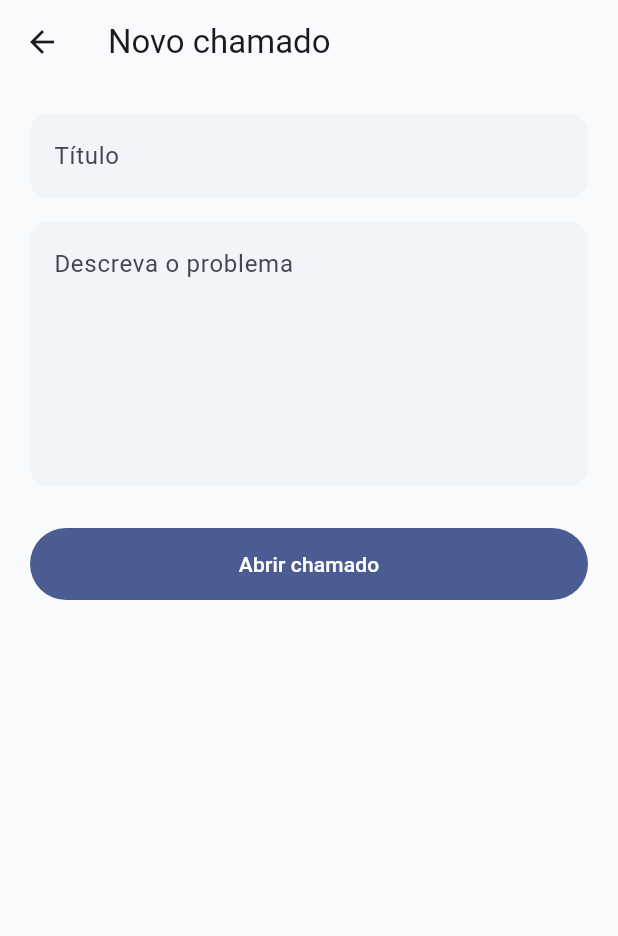
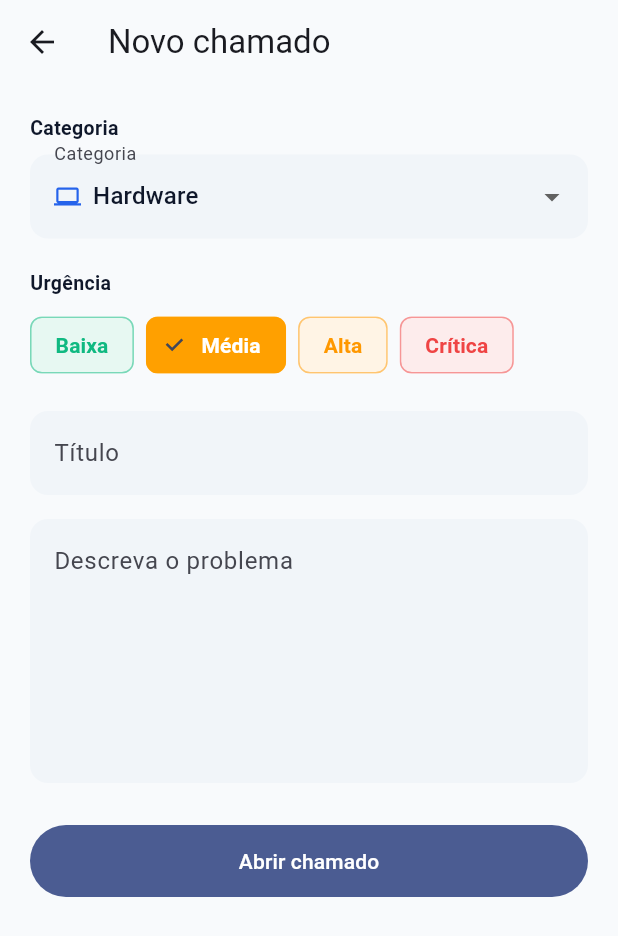
Before and after one commit to Kiratsuji/TicketFlow, a Flutter app: the screen it shows once a user with an empty profile is signed in, after a tap on "Abrir novo chamado", on a phone screen of 412 x 824 dp. Shown: the top 936 px of the screen. Run offline on Flutter 3.47's test engine with Material 3 defaults, Android fonts, the phone set to English and light mode, and no system bars; our stand-ins replace cloud_firestore, firebase_auth, firebase_core; accounts and stored records are empty.

Commit message:
feat: changed ticket creation page layout

```diff
--- a/lib/models/ticketModel.dart
+++ b/lib/models/ticketModel.dart
@@ -17,11 +17,82 @@ abstract class TicketStatus {
   }
 }
 
+abstract class TicketCategory {
+  static const String hardware = 'hardware';
+  static const String software = 'software';
+  static const String network = 'network';
+  static const String access = 'access';
+  static const String other = 'other';
+  static const List<String> all = [hardware, software, network, access, other];
+
+  static String label(String category) {
+    switch (category) {
+      case hardware:
+        return 'Hardware';
+      case software:
+        return 'Software';
+      case network:
+        return 'Rede';
+      case access:
+        return 'Acesso';
+      default:
+        return 'Outro';
+    }
+  }
+}
+
+abstract class TicketUrgency {
+  static const String low = 'low';
+  static const String medium = 'medium';
+  static const String high = 'high';
+  static const String critical = 'critical';
+  static const List<String> all = [low, medium, high, critical];
+
+  static String label(String urgency) {
+    switch (urgency) {
+      case low:
+        return 'Baixa';
+      case high:
+        return 'Alta';
+      case critical:
+        return 'Crítica';
+      default:
+        return 'Média';
+    }
+  }
+}
+
+/// Um registro de mudança no chamado (abertura, técnico assumiu, resolução...)
+/// usado para montar a timeline na página de detalhes.
+class TicketHistoryEntry {
+  final String status;
+  final String? byName;
+  final DateTime? at;
+
+  const TicketHistoryEntry({required this.status, this.byName, this.at});
+
+  factory TicketHistoryEntry.fromMap(Map<String, dynamic> m) {
+    return TicketHistoryEntry(
+      status: m['status'] ?? '',
+      byName: m['byName'],
+      at: (m['at'] as Timestamp?)?.toDate(),
+    );
+  }
+
+  Map<String, dynamic> toMap() => {
+    'status': status,
+    'byName': byName,
+    'at': Timestamp.fromDate(at ?? DateTime.now()),
+  };
+}
+
 class TicketModel {
   final String id;
   final String title;
   final String description;
   final String status;
+  final String category;
+  final String urgency;
   final String createdBy;
   final String createdByName;
   final String? assignedTo;
@@ -29,12 +100,15 @@ class TicketModel {
   final String? resolvedBy;
   final DateTime? createdAt;
   final DateTime? resolvedAt;
+  final List<TicketHistoryEntry> history;
 
   const TicketModel({
     required this.id,
     required this.title,
     required this.description,
     required this.status,
+    required this.category,
+    required this.urgency,
     required this.createdBy,
     required this.createdByName,
     this.assignedTo,
@@ -42,6 +116,7 @@ class TicketModel {
     this.resolvedBy,
     this.createdAt,
     this.resolvedAt,
+    this.history = const [],
   });
 
   bool get isOpen => status == TicketStatus.open;
@@ -50,11 +125,14 @@ class TicketModel {
 
   factory TicketModel.fromDoc(DocumentSnapshot<Map<String, dynamic>> doc) {
     final d = doc.data() ?? {};
+    final rawHistory = (d['history'] as List?) ?? [];
     return TicketModel(
       id: doc.id,
       title: d['title'] ?? '',
       description: d['description'] ?? '',
       status: d['status'] ?? TicketStatus.open,
+      category: d['category'] ?? TicketCategory.other,
+      urgency: d['urgency'] ?? TicketUrgency.medium,
       createdBy: d['createdBy'] ?? '',
       createdByName: d['createdByName'] ?? 'Usuário',
       assignedTo: d['assignedTo'],
@@ -62,6 +140,9 @@ class TicketModel {
       resolvedBy: d['resolvedBy'],
       createdAt: (d['createdAt'] as Timestamp?)?.toDate(),
       resolvedAt: (d['resolvedAt'] as Timestamp?)?.toDate(),
+      history: rawHistory
+          .map((e) => TicketHistoryEntry.fromMap(Map<String, dynamic>.from(e)))
+          .toList(),
     );
   }
 }
--- a/lib/screens/user/createTicketPage.dart
+++ b/lib/screens/user/createTicketPage.dart
@@ -1,7 +1,9 @@
 import 'package:firebase_auth/firebase_auth.dart';
 import 'package:flutter/material.dart';
 import 'package:ticketflow/services/userService.dart';
+import '../../models/ticketModel.dart';
 import '../../services/ticketService.dart';
+import '../../widgets/appWidgets.dart';
 import '../colors/appColors.dart';
 
 class CreateTicketPage extends StatefulWidget {
@@ -15,6 +17,8 @@ class _CreateTicketPageState extends State<CreateTicketPage> {
   final _formKey = GlobalKey<FormState>();
   final _titleController = TextEditingController();
   final _descController = TextEditingController();
+  String _category = TicketCategory.hardware;
+  String _urgency = TicketUrgency.medium;
   bool _isSaving = false;
 
   @override
@@ -36,6 +40,8 @@ class _CreateTicketPageState extends State<CreateTicketPage> {
         title: _titleController.text.trim(),
         description: _descController.text.trim(),
         companyId: companyId,
+        category: _category,
+        urgency: _urgency,
       );
       if (!mounted) return;
       Navigator.pop(context);
@@ -79,7 +85,55 @@ class _CreateTicketPageState extends State<CreateTicketPage> {
           child: Form(
             key: _formKey,
             child: Column(
+              crossAxisAlignment: CrossAxisAlignment.start,
               children: [
+                const Text('Categoria',
+                    style: TextStyle(fontWeight: FontWeight.w600, fontSize: 13)),
+                const SizedBox(height: 8),
+                DropdownButtonFormField<String>(
+                  value: _category,
+                  decoration: _decoration('Categoria'),
+                  items: TicketCategory.all
+                      .map((c) => DropdownMenuItem(
+                    value: c,
+                    child: Row(
+                      mainAxisSize: MainAxisSize.min,
+                      children: [
+                        Icon(categoryIcon(c),
+                            size: 18, color: AppColors.primaryColor),
+                        const SizedBox(width: 8),
+                        Text(TicketCategory.label(c)),
+                      ],
+                    ),
+                  ))
+                      .toList(),
+                  onChanged: (v) => setState(() => _category = v ?? _category),
+                ),
+                const SizedBox(height: 20),
+                const Text('Urgência',
+                    style: TextStyle(fontWeight: FontWeight.w600, fontSize: 13)),
+                const SizedBox(height: 8),
+                Wrap(
+                  spacing: 8,
+                  runSpacing: 8,
+                  children: TicketUrgency.all.map((u) {
+                    final selected = u == _urgency;
+                    final color = urgencyColor(u);
+                    return ChoiceChip(
+                      label: Text(TicketUrgency.label(u)),
+                      selected: selected,
+                      onSelected: (_) => setState(() => _urgency = u),
+                      labelStyle: TextStyle(
+                        color: selected ? Colors.white : color,
+                        fontWeight: FontWeight.w600,
+                      ),
+                      selectedColor: color,
+                      backgroundColor: color.withOpacity(0.1),
+                      side: BorderSide(color: color.withOpacity(0.3)),
+                    );
+                  }).toList(),
+                ),
+                const SizedBox(height: 20),
                 TextFormField(
                   controller: _titleController,
                   decoration: _decoration('Título'),
--- a/lib/screens/user/userHomePage.dart
+++ b/lib/screens/user/userHomePage.dart
@@ -7,6 +7,7 @@ import '../../models/userModel.dart';
 import '../../services/ticketService.dart';
 import '../../widgets/appWidgets.dart';
 import 'createTicketPage.dart';
+import 'ticketDetailPage.dart';
 
 class UserHomePage extends StatelessWidget {
   final String username;
@@ -113,8 +114,16 @@ class UserHomePage extends StatelessWidget {
                             const EmptyState(
                                 message: 'Você ainda não abriu nenhum chamado.')
                           else
-                            ...tickets
-                                .map((t) => TicketSummaryRow(ticket: t)),
+                            ...tickets.map((t) => TicketSummaryRow(
+                              ticket: t,
+                              onTap: () => Navigator.push(
+                                context,
+                                MaterialPageRoute(
+                                  builder: (_) =>
+                                      TicketDetailPage(ticketId: t.id),
+                                ),
+                              ),
+                            )),
                         ],
                       );
                     },
--- a/lib/widgets/appWidgets.dart
+++ b/lib/widgets/appWidgets.dart
@@ -11,6 +11,47 @@ String formatDate(DateTime? d) {
 
 String shortTicketId(String id) =>
     '#${(id.length > 6 ? id.substring(0, 6) : id).toUpperCase()}';
+
+// Cor de cada status, centralizada aqui para todos os widgets usarem a
+// mesma paleta.
+Color statusColor(String status) {
+  switch (status) {
+    case TicketStatus.resolved:
+      return AppColors.successColor;
+    case TicketStatus.inProgress:
+      return Colors.orange;
+    default:
+      return AppColors.primaryColor;
+  }
+}
+
+IconData categoryIcon(String category) {
+  switch (category) {
+    case TicketCategory.hardware:
+      return Icons.computer_outlined;
+    case TicketCategory.software:
+      return Icons.apps_outlined;
+    case TicketCategory.network:
+      return Icons.wifi_outlined;
+    case TicketCategory.access:
+      return Icons.lock_outline;
+    default:
+      return Icons.help_outline;
+  }
+}
+
+Color urgencyColor(String urgency) {
+  switch (urgency) {
+    case TicketUrgency.low:
+      return AppColors.successColor;
+    case TicketUrgency.high:
+      return Colors.orange;
+    case TicketUrgency.critical:
+      return AppColors.errorColor;
+    default:
+      return Colors.amber.shade700;
+  }
+}
 
 class AppCard extends StatelessWidget {
   final Widget child;
@@ -144,19 +185,6 @@ class StatCard extends StatelessWidget {
   }
 }
 
-// Cor de cada status, centralizada aqui para StatusBadge e StatCard
-// poderem usar a mesma paleta.
-Color statusColor(String status) {
-  switch (status) {
-    case TicketStatus.resolved:
-      return AppColors.successColor;
-    case TicketStatus.inProgress:
-      return Colors.orange;
-    default:
-      return AppColors.primaryColor;
-  }
-}
-
 class StatusBadge extends StatelessWidget {
   final String status;
   const StatusBadge({super.key, required this.status});
@@ -172,6 +200,37 @@ class StatusBadge extends StatelessWidget {
       ),
       child: Text(TicketStatus.label(status),
           style: TextStyle(color: color, fontSize: 11, fontWeight: FontWeight.bold)),
+    );
+  }
+}
+
+/// Chip pequeno com ícone + texto, usado para mostrar categoria/urgência
+/// na página de detalhes do chamado.
+class InfoChip extends StatelessWidget {
+  final IconData icon;
+  final String label;
+  final Color? color;
+  const InfoChip({super.key, required this.icon, required this.label, this.color});
+
+  @override
+  Widget build(BuildContext context) {
+    final c = color ?? AppColors.primaryColor;
+    return Container(
+      padding: const EdgeInsets.symmetric(horizontal: 10, vertical: 6),
+      decoration: BoxDecoration(
+        color: c.withOpacity(0.1),
+        borderRadius: BorderRadius.circular(8),
+      ),
+      child: Row(
+        mainAxisSize: MainAxisSize.min,
+        children: [
+          Icon(icon, size: 14, color: c),
+          const SizedBox(width: 6),
+          Text(label,
+              style: TextStyle(
+                  fontSize: 12, color: c, fontWeight: FontWeight.w600)),
+        ],
+      ),
     );
   }
 }
@@ -232,14 +291,18 @@ class TicketCard extends StatelessWidget {
 
 /// Card em formato de "linha de tabela": id, título, técnico responsável,
 /// data de abertura e status — usado na lista de chamados da dashboard
-/// do usuário padrão.
+/// do usuário padrão. Clicável quando [onTap] é informado.
 class TicketSummaryRow extends StatelessWidget {
   final TicketModel ticket;
-  const TicketSummaryRow({super.key, required this.ticket});
+  final VoidCallback? onTap;
+  const TicketSummaryRow({super.key, required this.ticket, this.onTap});
 
   @override
   Widget build(BuildContext context) {
-    return AppCard(
+    return InkWell(
+      onTap: onTap,
+      borderRadius: BorderRadius.circular(16),
+      child: AppCard(
         child: Column(
           crossAxisAlignment: CrossAxisAlignment.start,
           children: [
@@ -291,6 +354,7 @@ class TicketSummaryRow extends StatelessWidget {
             ),
           ],
         ),
+      ),
     );
   }
 }
```
Also changed, not shown: lib/services/ticketService.dart (+39 -3 lines). Lines whose indentation alone changed are shown as unchanged.
